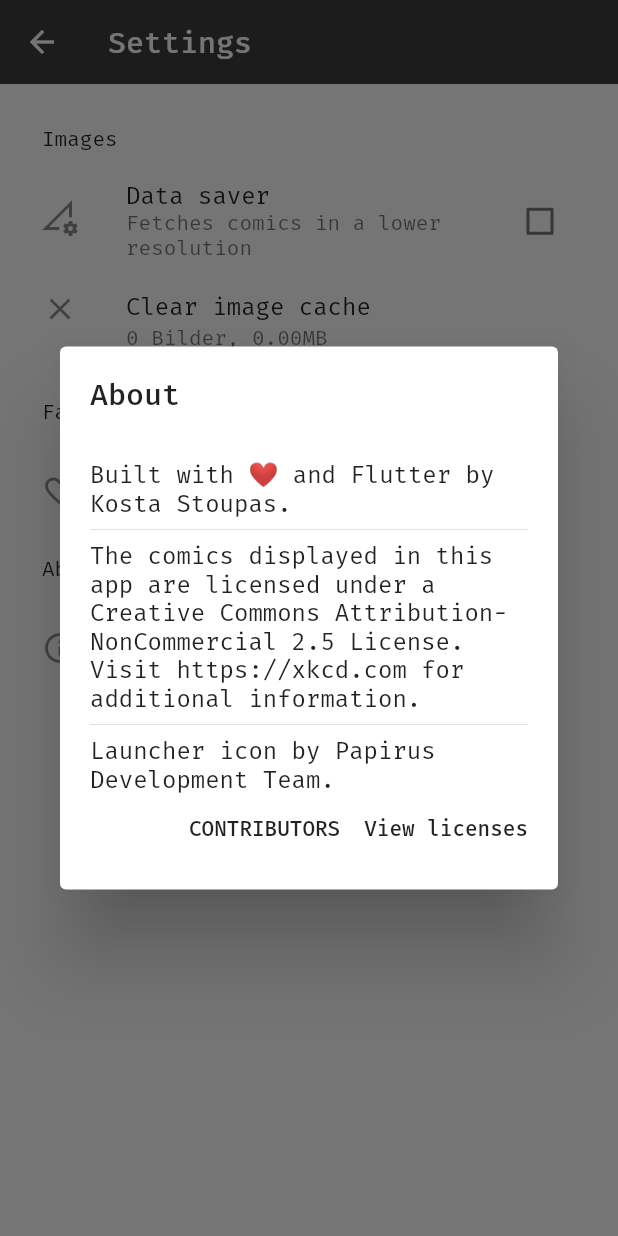
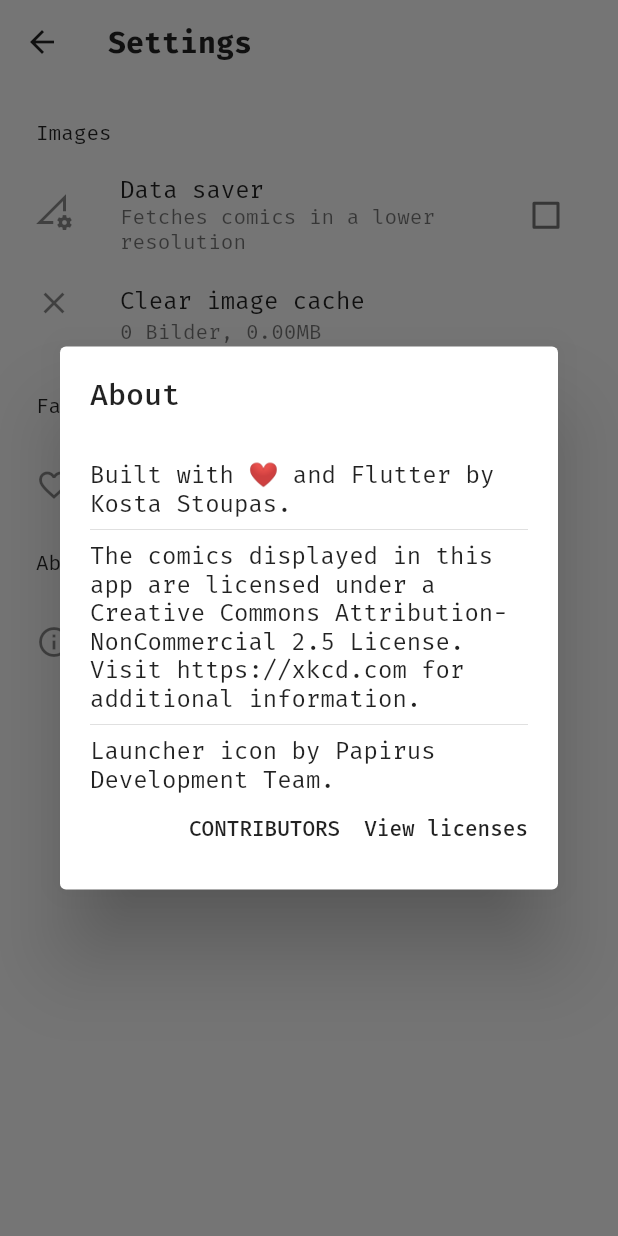
Before and after one commit to wakahuula/xkcdViewer, a Flutter app: the SettingsPage screen opened by its route, after a tap on "About this app", on a phone screen of 412 x 824 dp. Run offline on Flutter 3.47's test engine with Material 2 defaults, Android fonts, the phone set to English and light mode, and no system bars; our stand-ins replace flutter_cache_manager, fluttertoast, outline_material_icons, package_info, photo_view, share and 1 more; missing offline and left inert: flutter_web_browser, pimp_my_button, rounded_modal, simple_permissions, vibrate; accounts and stored records are empty; network calls fail.

Commit message:
Fixes #5 with a styled Dismissible, improved UI

```diff
--- a/lib/main.dart
+++ b/lib/main.dart
@@ -1,4 +1,5 @@
 import 'package:flutter/material.dart';
+import 'package:flutter/services.dart';
 import 'package:flutter_localizations/flutter_localizations.dart';
 import 'package:scoped_model/scoped_model.dart';
 import 'package:shared_preferences/shared_preferences.dart';
@@ -12,6 +13,9 @@
 
 void main() async {
   Preferences.prefs = await SharedPreferences.getInstance();
+  SystemChrome.setSystemUIOverlayStyle(SystemUiOverlayStyle(
+    systemNavigationBarColor: Color(0xFF3e3e3e),
+  ));
 
   runApp(XkcdViewer());
 }
--- a/lib/models/comic_model.dart
+++ b/lib/models/comic_model.dart
@@ -1,5 +1,6 @@
 import 'dart:io';
 
+import 'package:flutter/material.dart';
 import 'package:flutter_cache_manager/flutter_cache_manager.dart';
 import 'package:fluttertoast/fluttertoast.dart';
 import 'package:image/image.dart' as img;
@@ -96,8 +97,8 @@
     file..writeAsBytesSync(img.encodePng(dImage));
     Fluttertoast.showToast(
       msg: '${comic.num}: ${comic.title} saved',
-      bgcolor: '#d0d0d0',
-      textcolor: '#000000',
+      backgroundColor: Color(0xFFD0D0D0),
+      textColor: Color(0xFF000000),
       toastLength: Toast.LENGTH_SHORT,
       gravity: ToastGravity.CENTER,
     );
--- a/lib/pages/contributors_page.dart
+++ b/lib/pages/contributors_page.dart
@@ -13,7 +13,7 @@
   Widget build(BuildContext context) {
     return Scaffold(
       appBar: AppBar(
-        elevation: 0.0,
+        elevation: 0,
         title: Text(AppLocalizations.of(context).get('contributors_title')),
       ),
       body: FutureBuilder(
--- a/lib/pages/settings_page.dart
+++ b/lib/pages/settings_page.dart
@@ -35,11 +35,22 @@
       key: _settingsScaffoldKey,
       backgroundColor: Colors.white,
       appBar: AppBar(
+        brightness: Brightness.light,
+        backgroundColor: Colors.white,
+        iconTheme: IconThemeData(color: Colors.black87),
+        textTheme: Theme.of(context).textTheme.copyWith(
+              title: TextStyle(
+                color: Colors.black87,
+                fontFamily: 'FiraMono',
+                fontSize: 20,
+                fontWeight: FontWeight.bold,
+              ),
+            ),
         title: Text(AppLocalizations.of(context).get('settings')),
-        elevation: 0.0,
+        elevation: 0,
       ),
       body: Container(
-        padding: EdgeInsets.all(12.0),
+        padding: const EdgeInsets.all(8),
         child: ListView(
           children: <Widget>[
             _buildTitleWidget(AppLocalizations.of(context).get('images')),
@@ -56,7 +67,7 @@
 
   Widget _buildTitleWidget(String title) {
     return Container(
-      padding: EdgeInsets.all(16.0),
+      padding: const EdgeInsets.all(16),
       child: Text(title),
     );
   }
@@ -127,11 +138,11 @@
           context: context,
           builder: (BuildContext context) {
             return SimpleDialog(
-              titlePadding: EdgeInsets.all(20.0),
+              titlePadding: const EdgeInsets.all(20),
               title: Text(AppLocalizations.of(context).get('about')),
               children: <Widget>[
                 Padding(
-                  padding: const EdgeInsets.only(left: 20.0, right: 20.0),
+                  padding: const EdgeInsets.only(left: 20, right: 20),
                   child: Column(
                     children: <Widget>[
                       Text(AppLocalizations.of(context).get('built_by')),
@@ -152,7 +163,7 @@
                               },
                             ),
                             FlatButton(
-                              padding: EdgeInsets.only(right: 0.0),
+                              padding: const EdgeInsets.only(right: 0),
                               child:
                                   Text(MaterialLocalizations.of(context).viewLicensesButtonLabel),
                               onPressed: () {
```
Also changed, not shown: lib/pages/favorites_page.dart (+19 -8 lines), lib/pages/home_page.dart (+49 -28 lines), lib/utils/FavoriteParticle.dart (+8 -8 lines), lib/widgets/comic_view.dart (+24 -15 lines), pubspec.yaml (+13 -14 lines), pubspec.lock, 4 other files.
